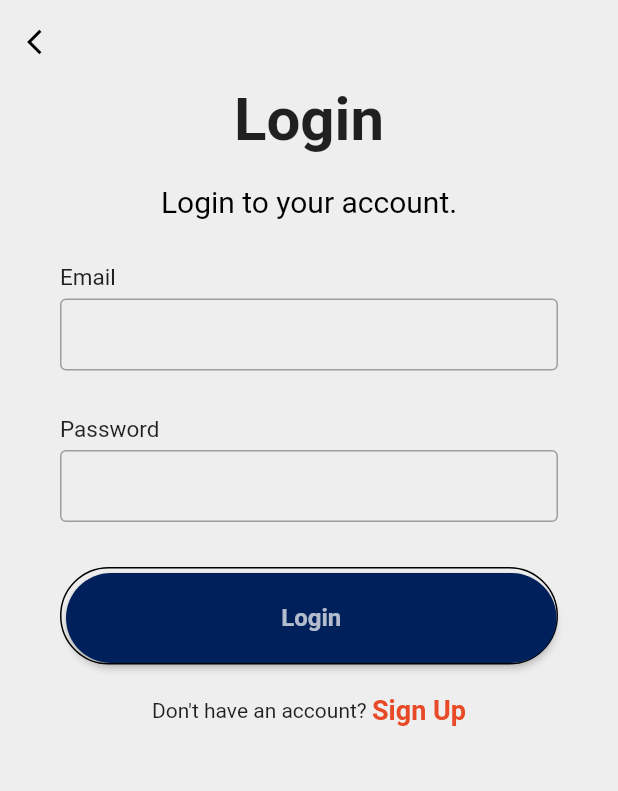
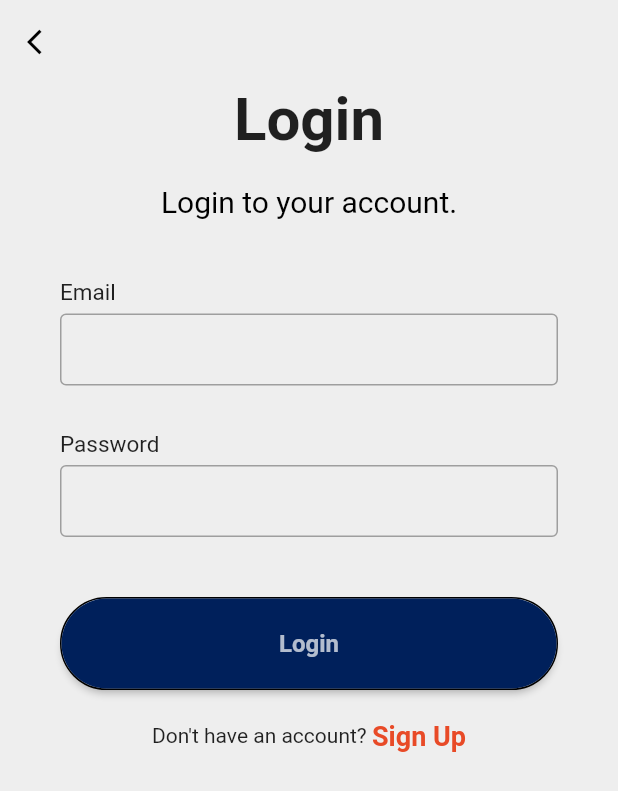
Before and after one commit to SiGMobileUIUC/car_pool_app, a Flutter app: the SignupPage screen opened directly, scrolled down 56 dp, after a tap on "Sign Up", after a tap on "Login", on a phone screen of 412 x 824 dp. Shown: the top 791 px of the screen. Run offline on Flutter 3.47's test engine with Material 2 defaults, Android fonts, the phone set to English and light mode, and no system bars; our stand-ins replace firebase_auth, firebase_core, flutter_pw_validator, image_picker; accounts and stored records are empty; network calls fail.

Commit message:
added pw_validator and email validator for signup/login with many formatting issues still prevalant

```diff
--- a/car_pool_app/lib/main.dart
+++ b/car_pool_app/lib/main.dart
@@ -1,7 +1,7 @@
-import 'package:car_pool_app/screens/homepage.dart';
+//import 'package:car_pool_app/screens/homepage.dart';
 import 'package:flutter/foundation.dart';
 import 'package:flutter/material.dart';
-//import '../screens/frontpage.dart';
+import '../screens/frontpage.dart';
 import 'package:firebase_auth/firebase_auth.dart';
 import 'package:firebase_core/firebase_core.dart';
 import 'firebase_options.dart';
@@ -46,7 +46,7 @@ class CarpoolApp extends StatelessWidget {
   Widget build(BuildContext context) {
     return MaterialApp(
       title: 'CARPOOL APP',
-      home: HomePage(),
+      home: FrontPage(),
       debugShowCheckedModeBanner: false,
     );
   }
--- a/car_pool_app/lib/screens/login.dart
+++ b/car_pool_app/lib/screens/login.dart
@@ -3,6 +3,7 @@ import 'package:car_pool_app/screens/signup.dart';
 import 'package:flutter/material.dart';
 import 'package:firebase_auth/firebase_auth.dart';
 import '../screens/homepage.dart';
+
 
 class LoginPage extends StatefulWidget {
   const LoginPage({super.key});
@@ -21,6 +22,27 @@ class _LoginPageState extends State<LoginPage> {
     _emailController.dispose();
     _passwordController.dispose();
     super.dispose();
+  }
+
+  String? validateEmail(String? value) {
+    const pattern = r"(?:[a-z0-9!#$%&'*+/=?^_`{|}~-]+(?:\.[a-z0-9!#$%&'"
+        r'*+/=?^_`{|}~-]+)*|"(?:[\x01-\x08\x0b\x0c\x0e-\x1f\x21\x23-\x5b\x5d-'
+        r'\x7f]|\\[\x01-\x09\x0b\x0c\x0e-\x7f])*")@(?:(?:[a-z0-9](?:[a-z0-9-]*'
+        r'[a-z0-9])?\.)+[a-z0-9](?:[a-z0-9-]*[a-z0-9])?|\[(?:(?:(2(5[0-5]|[0-4]'
+        r'[0-9])|1[0-9][0-9]|[1-9]?[0-9]))\.){3}(?:(2(5[0-5]|[0-4][0-9])|1[0-9]'
+        r'[0-9]|[1-9]?[0-9])|[a-z0-9-]*[a-z0-9]:(?:[\x01-\x08\x0b\x0c\x0e-\x1f\'
+        r'x21-\x5a\x53-\x7f]|\\[\x01-\x09\x0b\x0c\x0e-\x7f])+)\])';
+    final regex = RegExp(pattern);
+
+    return value!.isNotEmpty && !regex.hasMatch(value)
+        ? 'Enter a valid email address'
+        : null;
+  }
+    String? validatePassword(String? value) {
+    if (value == null || value.isEmpty) {
+      return 'Please enter a password.';
+    }
+    return null;
   }
 
   @override
@@ -84,17 +106,20 @@ class _LoginPageState extends State<LoginPage> {
                     Form(
                       key: _formKey,
                       child: Padding(
-                        padding: const EdgeInsets.symmetric(horizontal: 40),
+                        padding: const EdgeInsets.symmetric(
+                            horizontal: 40, vertical: 10),
                         child: Column(
                           children: [
                             makeInput(
                               label: "Email",
                               controller: _emailController,
+                              validator: validateEmail,
                             ),
                             makeInput(
+                              obscureText: true,
                               label: "Password",
-                              obscureText: true,
                               controller: _passwordController,
+                              validator: validatePassword,
                             ),
                           ],
                         ),
@@ -103,7 +128,8 @@ class _LoginPageState extends State<LoginPage> {
                     Padding(
                       padding: const EdgeInsets.symmetric(horizontal: 40),
                       child: Container(
-                        padding: const EdgeInsets.only(top: 3, left: 3),
+                        //This padding just makes a gap between border and color, why was this added?
+                        //padding: const EdgeInsets.only(top: 3, left: 3),
                         decoration: BoxDecoration(
                           borderRadius: BorderRadius.circular(40),
                           border: const Border(
@@ -172,6 +198,7 @@ class _LoginPageState extends State<LoginPage> {
     required String label,
     bool obscureText = false,
     required TextEditingController controller,
+    required String? Function(String?)? validator,
   }) {
     return Column(
       crossAxisAlignment: CrossAxisAlignment.start,
@@ -187,7 +214,12 @@ class _LoginPageState extends State<LoginPage> {
         const SizedBox(
           height: 5,
         ),
-        TextFormField(
+        Form(
+          autovalidateMode: AutovalidateMode.onUserInteraction,
+          child: TextFormField(
+            //You can use the line below if you want only the email to have validator
+            //validator: label == "Email" ? validator : null,
+            validator: validator,
             controller: controller,
             obscureText: obscureText,
             decoration: const InputDecoration(
@@ -199,6 +231,7 @@ class _LoginPageState extends State<LoginPage> {
               ),
               border: OutlineInputBorder(
                 borderSide: BorderSide(color: Colors.grey),
+              ),
             ),
           ),
         ),
--- a/car_pool_app/lib/screens/signup.dart
+++ b/car_pool_app/lib/screens/signup.dart
@@ -3,6 +3,7 @@ import 'package:flutter/material.dart';
 import 'package:firebase_auth/firebase_auth.dart';
 //import '../screens/homepage.dart';
 import '../screens/login.dart';
+import 'package:flutter_pw_validator/flutter_pw_validator.dart';
 
 class SignupPage extends StatefulWidget {
   const SignupPage({super.key});
@@ -21,34 +22,35 @@ class _SignupPageState extends State<SignupPage> {
   @override
   void initState() {
     super.initState();
-    _emailController.addListener(() {
-      final String text = _emailController.text;
-      _emailController.value = _emailController.value.copyWith(
-        text: text,
-        selection:
-            TextSelection(baseOffset: text.length, extentOffset: text.length),
-        composing: TextRange.empty,
-      );
-    });
-    _passwordController.addListener(() {
-      final String text = _passwordController.text;
-      _passwordController.value = _passwordController.value.copyWith(
-        text: text,
-        selection:
-            TextSelection(baseOffset: text.length, extentOffset: text.length),
-        composing: TextRange.empty,
-      );
-    });
-    _confirmPasswordController.addListener(() {
-      final String text = _confirmPasswordController.text;
-      _confirmPasswordController.value =
-          _confirmPasswordController.value.copyWith(
-        text: text,
-        selection:
-            TextSelection(baseOffset: text.length, extentOffset: text.length),
-        composing: TextRange.empty,
-      );
-    });
+    //I Don't know why you have these listeners and I'm pretty sure they're the reason why you can't type in signup page (EXPLAIN WHY)
+    // _emailController.addListener(() {
+    //   final String text = _emailController.text;
+    //   _emailController.value = _emailController.value.copyWith(
+    //     text: text,
+    //     selection:
+    //         TextSelection(baseOffset: text.length, extentOffset: text.length),
+    //     composing: TextRange.empty,
+    //   );
+    // });
+    // _passwordController.addListener(() {
+    //   final String text = _passwordController.text;
+    //   _passwordController.value = _passwordController.value.copyWith(
+    //     text: text,
+    //     selection:
+    //         TextSelection(baseOffset: text.length, extentOffset: text.length),
+    //     composing: TextRange.empty,
+    //   );
+    // });
+    // _confirmPasswordController.addListener(() {
+    //   final String text = _confirmPasswordController.text;
+    //   _confirmPasswordController.value =
+    //       _confirmPasswordController.value.copyWith(
+    //     text: text,
+    //     selection:
+    //         TextSelection(baseOffset: text.length, extentOffset: text.length),
+    //     composing: TextRange.empty,
+    //   );
+    // });
   }
 
   @override
@@ -62,7 +64,8 @@ class _SignupPageState extends State<SignupPage> {
   @override
   Widget build(BuildContext context) {
     return Scaffold(
-      resizeToAvoidBottomInset: false,
+      //*Leave this as true so that you can see textField when keyboard pops up
+      resizeToAvoidBottomInset: true,
       backgroundColor: Colors.grey[200],
       appBar: AppBar(
         automaticallyImplyLeading: false,
@@ -134,6 +137,21 @@ class _SignupPageState extends State<SignupPage> {
                               controller: _passwordController,
                               validator: validatePassword,
                             ),
+                            FlutterPwValidator(
+                              controller: _passwordController,
+                              minLength: 6,
+                              uppercaseCharCount: 2,
+                              lowercaseCharCount: 2,
+                              numericCharCount: 3,
+                              specialCharCount: 1,
+                              width: 400,
+                              height: 150,
+                              onSuccess: () {},
+                              onFail: () {},
+                            ),
+                            const SizedBox(
+                              height: 30,
+                            ),
                             makeInput(
                               label: "Confirm Password",
                               password: true,
@@ -147,7 +165,8 @@ class _SignupPageState extends State<SignupPage> {
                     Padding(
                       padding: const EdgeInsets.symmetric(horizontal: 40),
                       child: Container(
-                        padding: const EdgeInsets.only(top: 3, left: 3),
+                        //*Same comment as login but WHY DO YOU HAVE THIS PADDING
+                        //padding: const EdgeInsets.only(top: 3, left: 3),
                         decoration: BoxDecoration(
                           borderRadius: BorderRadius.circular(40),
                           border: const Border(
@@ -257,15 +276,31 @@ class _SignupPageState extends State<SignupPage> {
   }
 
   String? validateEmail(String? value) {
-    if (value == null || value.isEmpty) {
-      return 'Please enter a valid email.';
-    }
-    if (!value.contains('@illinois.edu')) {
-      return 'Please enter a valid email.';
-    }
-    return null;
+    const pattern = r"(?:[a-z0-9!#$%&'*+/=?^_`{|}~-]+(?:\.[a-z0-9!#$%&'"
+        r'*+/=?^_`{|}~-]+)*|"(?:[\x01-\x08\x0b\x0c\x0e-\x1f\x21\x23-\x5b\x5d-'
+        r'\x7f]|\\[\x01-\x09\x0b\x0c\x0e-\x7f])*")@(?:(?:[a-z0-9](?:[a-z0-9-]*'
+        r'[a-z0-9])?\.)+[a-z0-9](?:[a-z0-9-]*[a-z0-9])?|\[(?:(?:(2(5[0-5]|[0-4]'
+        r'[0-9])|1[0-9][0-9]|[1-9]?[0-9]))\.){3}(?:(2(5[0-5]|[0-4][0-9])|1[0-9]'
+        r'[0-9]|[1-9]?[0-9])|[a-z0-9-]*[a-z0-9]:(?:[\x01-\x08\x0b\x0c\x0e-\x1f\'
+        r'x21-\x5a\x53-\x7f]|\\[\x01-\x09\x0b\x0c\x0e-\x7f])+)\])';
+    final regex = RegExp(pattern);
+
+    return value!.isNotEmpty && !regex.hasMatch(value)
+        ? 'Enter a valid email address'
+        : null;
   }
+  // *I'd prefer regex format for all emeails but if you want to enfore @illinois.edu you can easily change above function
+  // String? validateEmail(String? value) {
+  //   if (value == null || value.isEmpty) {
+  //     return 'Please enter a valid email.';
+  //   }
+  //   if (!value.contains('@illinois.edu')) {
+  //     return 'Please enter a valid email.';
+  //   }
+  //   return null;
+  // }
 
+  //*You can keep this hintText validator if you want or you can get rid of it since I already used pw_validatorq package
   String? validatePassword(String? value) {
     if (value == null || value.isEmpty) {
       return 'Please enter a password.';
--- a/car_pool_app/pubspec.yaml
+++ b/car_pool_app/pubspec.yaml
@@ -46,6 +46,7 @@ dependencies:
   firebase_storage: ^11.0.14
   cloud_firestore: ^4.4.3
   image_picker: ^0.8.4
+  flutter_pw_validator: ^1.6.0
 
 dev_dependencies:
   flutter_test:
```
Also changed, not shown: car_pool_app/pubspec.lock. Lines whose indentation alone changed are shown as unchanged.
